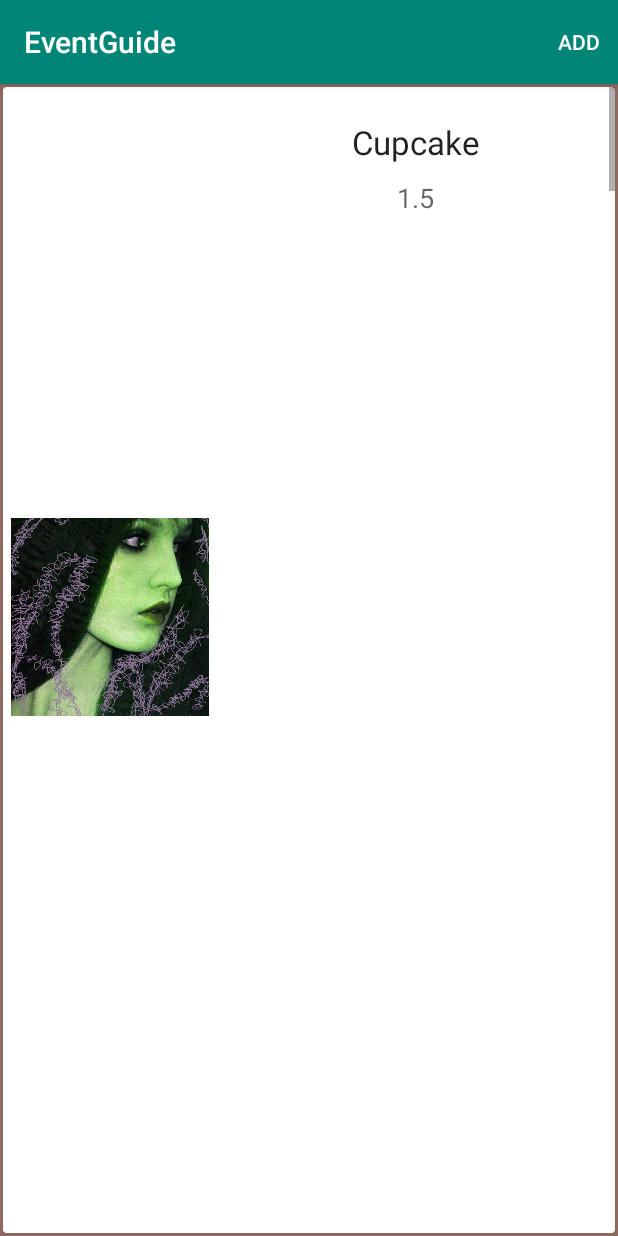
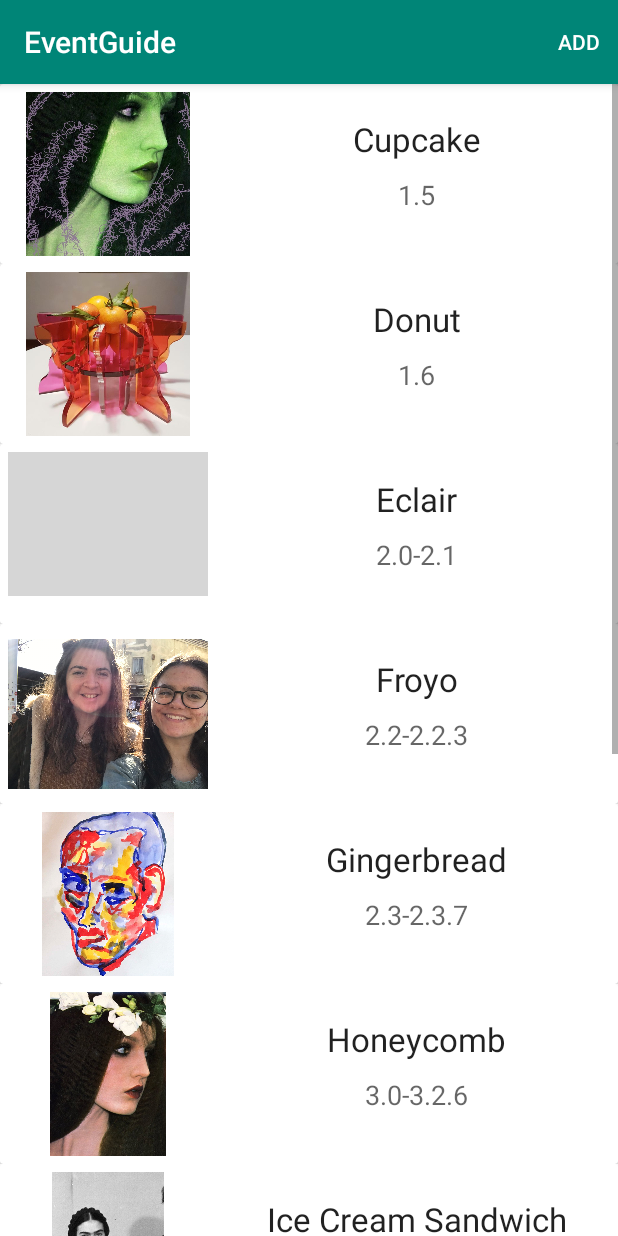
Before and after one commit to lauralevy111/EventGuide, an Android app: the BrowseActivity screen opened directly, with no data from a screen before it, on a phone screen of 412 x 824 dp. Run offline under Robolectric (Android 15) with nearby library versions, the light colour scheme and no system bars; grey boxes are pictures that could not be loaded.

```diff
--- a/app/src/main/res/layout/activity_browse.xml
+++ b/app/src/main/res/layout/activity_browse.xml
@@ -30,26 +30,12 @@
             app:layout_constraintStart_toStartOf="parent"
             app:layout_constraintTop_toBottomOf="@+id/browseTitleTextView">
 
-            <RelativeLayout xmlns:android="http://schemas.android.com/apk/res/android"
-                xmlns:tools="http://schemas.android.com/tools"
+            <androidx.recyclerview.widget.RecyclerView
+                android:id="@+id/my_recycler_view"
                 android:layout_width="match_parent"
                 android:layout_height="match_parent"
-                android:paddingBottom="@dimen/activity_vertical_margin"
-                android:paddingLeft="@dimen/activity_horizontal_margin"
-                android:paddingRight="@dimen/activity_horizontal_margin"
-                android:paddingTop="@dimen/activity_vertical_margin"
-                tools:context=".MainActivity"
-                android:background="@color/grey_300"
-                >
-
-                <androidx.recyclerview.widget.RecyclerView
-                    android:id="@+id/my_recycler_view"
-                    android:layout_width="match_parent"
-                    android:layout_height="match_parent"
-                    android:scrollbars="vertical"
-                    />
-
-            </RelativeLayout>
+                android:scrollbars="vertical"
+                />
         </LinearLayout>
     </androidx.constraintlayout.widget.ConstraintLayout>
 </LinearLayout>
--- a/app/src/main/res/layout/activity_calendar.xml
+++ b/app/src/main/res/layout/activity_calendar.xml
@@ -1,7 +1,9 @@
 <?xml version="1.0" encoding="utf-8"?>
-<LinearLayout xmlns:android="http://schemas.android.com/apk/res/android"
+<LinearLayout
+    xmlns:android="http://schemas.android.com/apk/res/android"
     xmlns:app="http://schemas.android.com/apk/res-auto"
-    android:orientation="vertical" android:layout_width="match_parent"
+    android:orientation="vertical"
+    android:layout_width="match_parent"
     android:layout_height="match_parent">
 
 
--- a/app/src/main/res/layout/fragment_event_card.xml
+++ b/app/src/main/res/layout/fragment_event_card.xml
@@ -1,8 +1,11 @@
 <?xml version="1.0" encoding="utf-8"?>
 <LinearLayout xmlns:android="http://schemas.android.com/apk/res/android"
-    android:orientation="vertical" android:layout_width="match_parent"
-    android:layout_height="match_parent"
-    android:tag="cards main container">
+    android:layout_width="match_parent"
+    android:layout_height="@dimen/cardView_height"
+    android:clickable="true"
+    android:orientation="vertical"
+    android:tag="cards main container"
+    android:focusable="true">
 
     <androidx.cardview.widget.CardView
         android:layout_width="match_parent"
@@ -10,27 +13,25 @@
 
         <LinearLayout
             android:layout_width="match_parent"
-            android:layout_height="wrap_content"
-            android:orientation="horizontal"
-            >
+            android:layout_height="match_parent"
+            android:orientation="horizontal">
 
             <ImageView
                 android:id="@+id/imageView"
-                android:tag="image_tag"
                 android:layout_width="0dp"
                 android:layout_height="wrap_content"
                 android:layout_margin="5dp"
                 android:layout_weight="1"
+                android:contentDescription="@string/golden_girls_description"
                 android:src="@drawable/ic_launcher"
-                android:contentDescription="@string/golden_girls_description"/>
+                android:tag="image_tag" />
 
             <LinearLayout
                 android:layout_width="0dp"
                 android:layout_height="wrap_content"
                 android:layout_marginTop="12dp"
                 android:layout_weight="2"
-                android:orientation="vertical"
-                >
+                android:orientation="vertical">
 
                 <TextView
                     android:id="@+id/textViewName"
@@ -38,8 +39,8 @@
                     android:layout_height="wrap_content"
                     android:layout_gravity="center_horizontal"
                     android:layout_marginTop="10dp"
-                    android:text="@string/text_view_name_text"
-                    android:textAppearance="?android:attr/textAppearanceLarge"/>
+                    android:text="@string/text_view_name"
+                    android:textAppearance="?android:attr/textAppearanceLarge" />
 
                 <TextView
                     android:id="@+id/textViewVersion"
@@ -47,9 +48,8 @@
                     android:layout_height="wrap_content"
                     android:layout_gravity="center_horizontal"
                     android:layout_marginTop="10dp"
-
-                    android:text="Android Version"
-                    android:textAppearance="?android:attr/textAppearanceMedium"/>
+                    android:text="@string/text_view_version"
+                    android:textAppearance="?android:attr/textAppearanceMedium" />
 
             </LinearLayout>
         </LinearLayout>
@@ -57,5 +57,4 @@
     </androidx.cardview.widget.CardView>
 
 
-
 </LinearLayout>
--- a/app/src/main/res/values/dimens.xml
+++ b/app/src/main/res/values/dimens.xml
@@ -1,5 +1,8 @@
 <?xml version="1.0" encoding="utf-8"?>
 <resources>
-    <dimen name="activity_vertical_margin">2dp</dimen>
-    <dimen name="activity_horizontal_margin">2dp</dimen>
+    <dimen name="activity_vertical_margin">20dp</dimen>
+    <dimen name="activity_horizontal_margin">20dp</dimen>
+
+    <dimen name="cardView_height">120dp</dimen>
+    <dimen name="cardView_width">2dp</dimen>
 </resources>
--- a/app/src/main/res/values/strings.xml
+++ b/app/src/main/res/values/strings.xml
@@ -12,4 +12,8 @@
 
     <string name="text_view_name_text">textviewnametext welcome tex!</string>
     <string name="golden_girls_description">I will watch this show until I die.</string>
+
+    <string name="text_view_name">text view name</string>
+    <string name="text_view_version">text view version</string>
+
 </resources>
```
Also changed, not shown: app/src/main/java/com/example/eventguide/EventActivity.java (+12 -1 lines), app/src/main/res/layout/activity_event.xml (+19 -6 lines).
